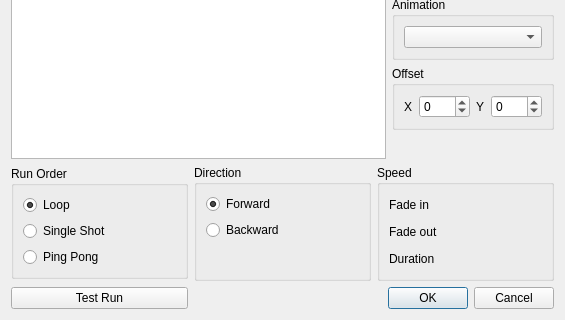
Before: the Qt Designer form trunk/ui/src/rgbmatrixeditor.ui in Bondzio/qlc, drawn with Qt 5; both pictures show x 0 to 565 and y 277 to 597 of the 565 by 597 pixel window.
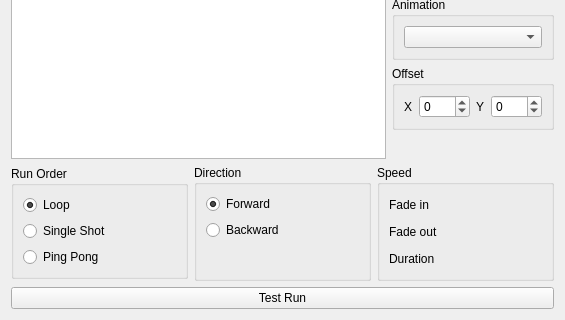
After: the same form once the commit is applied. Icons and pictures are not drawn.

Commit message: Un-dialogified function editors and made them live on the right side of the FunctionManager splitter.

Diff of the .ui file:
```diff
--- a/trunk/ui/src/rgbmatrixeditor.ui
+++ b/trunk/ui/src/rgbmatrixeditor.ui
@@ -1,7 +1,7 @@
 <?xml version="1.0" encoding="UTF-8"?>
 <ui version="4.0">
  <class>RGBMatrixEditor</class>
- <widget class="QDialog" name="RGBMatrixEditor">
+ <widget class="QWidget" name="RGBMatrixEditor">
   <property name="geometry">
    <rect>
     <x>0</x>
@@ -393,7 +393,7 @@
      </layout>
     </widget>
    </item>
-   <item row="4" column="0">
+   <item row="4" column="0" colspan="3">
     <widget class="QPushButton" name="m_testButton">
      <property name="text">
       <string>Test Run</string>
@@ -403,16 +403,6 @@
      </property>
     </widget>
    </item>
-   <item row="4" column="1" colspan="2">
-    <widget class="QDialogButtonBox" name="buttonBox">
-     <property name="orientation">
-      <enum>Qt::Horizontal</enum>
-     </property>
-     <property name="standardButtons">
-      <set>QDialogButtonBox::Cancel|QDialogButtonBox::Ok</set>
-     </property>
-    </widget>
-   </item>
   </layout>
  </widget>
  <resources>
```
Left out of the diff: 35 changed lines with no effect on the pictures. The commit also changes 25 other files.
